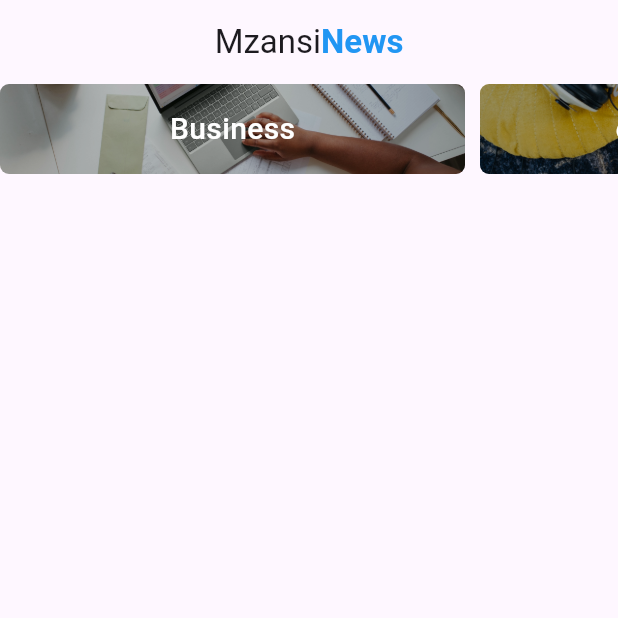
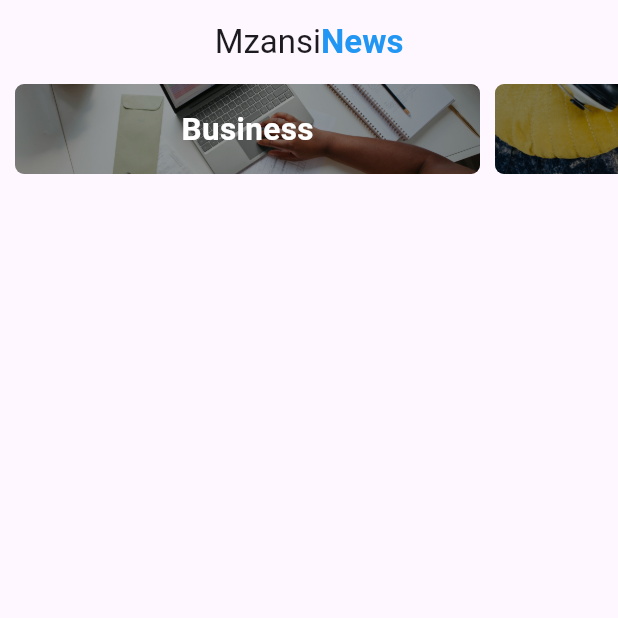
Before and after one commit to HackerWithDrip/Mzansi_News_App, a Flutter app: the screen it shows after launch, on a phone screen of 412 x 824 dp, the top half of it. Run offline on Flutter 3.47's test engine with Material 3 defaults, Android fonts, the phone set to English and light mode, and no system bars.

Commit message:
finalized the basic styling per category tile

```diff
--- a/local_news_app/lib/pages/home.dart
+++ b/local_news_app/lib/pages/home.dart
@@ -48,6 +48,7 @@
                   return CategoryTile(
                     image: categories[index].imageUrl,
                     categoryName: categories[index].categoryName,
+                    isFirstItem: index == 0,
                   );
                 }),
           )
@@ -60,12 +61,13 @@
 // List of categories
 class CategoryTile extends StatelessWidget {
   final image, categoryName;
-  CategoryTile({this.image, this.categoryName});
+  final bool isFirstItem;
+  CategoryTile({this.image, this.categoryName, this.isFirstItem = false});
 
   @override
   Widget build(BuildContext context) {
     return Container(
-      margin: EdgeInsets.only(right: 10.0),
+      margin: EdgeInsets.only(left: isFirstItem ? 10.0 : 0.0, right: 10.0),
       child: Stack(
         children: [
           ClipRRect(
@@ -81,14 +83,14 @@
               height: 60,
               decoration: BoxDecoration(
                   borderRadius: BorderRadius.circular(6.0),
-                  color: Colors.black26),
+                  color: Colors.black38),
               child: Center(
                 child: Text(
                   categoryName,
                   style: TextStyle(
                       color: Colors.white,
-                      fontSize: 20.0,
-                      fontWeight: FontWeight.w500),
+                      fontSize: 21.0,
+                      fontWeight: FontWeight.bold),
                 ),
               ))
         ],
--- a/local_news_app/lib/services/data.dart
+++ b/local_news_app/lib/services/data.dart
@@ -9,27 +9,27 @@
   category.add(categoryModel);
   categoryModel = new CategoryModel();
 
-  categoryModel.categoryName = "entertainment";
+  categoryModel.categoryName = "Entertainment";
   categoryModel.imageUrl = "images/entertainment.jpg";
   category.add(categoryModel);
   categoryModel = new CategoryModel();
 
-  categoryModel.categoryName = "general";
+  categoryModel.categoryName = "Government";
   categoryModel.imageUrl = "images/general.jpg";
   category.add(categoryModel);
   categoryModel = new CategoryModel();
 
-  categoryModel.categoryName = "health";
+  categoryModel.categoryName = "Health";
   categoryModel.imageUrl = "images/health.jpg";
   category.add(categoryModel);
   categoryModel = new CategoryModel();
 
-  categoryModel.categoryName = "science";
+  categoryModel.categoryName = "Science";
   categoryModel.imageUrl = "images/science.jpg";
   category.add(categoryModel);
   categoryModel = new CategoryModel();
 
-  categoryModel.categoryName = "sports";
+  categoryModel.categoryName = "Sports";
   categoryModel.imageUrl = "images/sport.jpg";
   category.add(categoryModel);
 
```
